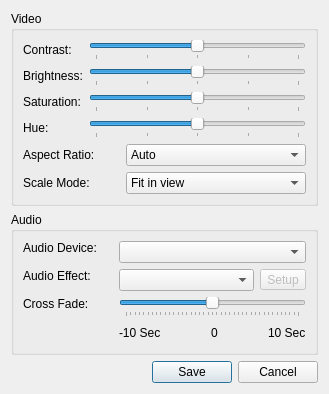
Above: quarkplayer/QuickSettingsWindow.ui from tkrotoff/QuarkPlayer before the change. Below: the same form after it.
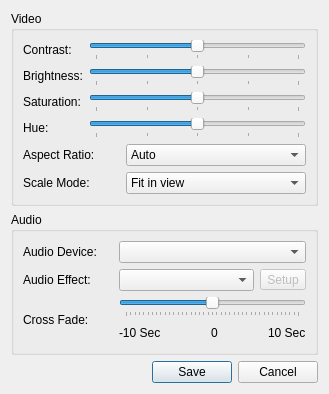
That is the form after the change. Icons and pictures are not drawn.

Commit message: QuarkPlayer: won't compile I guess (only for me), a lot of modifications inside QuarkPlayer: SettingsBrowser, icons...

Diff of the .ui file:
```diff
--- a/quarkplayer/QuickSettingsWindow.ui
+++ b/quarkplayer/QuickSettingsWindow.ui
@@ -6,7 +6,7 @@
     <x>0</x>
     <y>0</y>
     <width>329</width>
-    <height>383</height>
+    <height>391</height>
    </rect>
   </property>
   <property name="windowTitle" >
@@ -198,9 +198,6 @@
      <property name="title" >
       <string>Audio</string>
      </property>
-     <property name="flat" >
-      <bool>false</bool>
-     </property>
      <layout class="QVBoxLayout" name="verticalLayout" >
       <item>
        <layout class="QHBoxLayout" >
@@ -221,8 +218,8 @@
           <property name="text" >
            <string>Audio Device:</string>
           </property>
-          <property name="alignment" >
-           <set>Qt::AlignLeading|Qt::AlignLeft|Qt::AlignTop</set>
+          <property name="pixmap" >
+           <pixmap resource="quarkplayer.qrc" >:/icons/oxygen/16x16/devices/audio-card.png</pixmap>
           </property>
          </widget>
         </item>
@@ -257,9 +254,6 @@
           <property name="text" >
            <string>Audio Effect:</string>
           </property>
-          <property name="alignment" >
-           <set>Qt::AlignLeading|Qt::AlignLeft|Qt::AlignTop</set>
-          </property>
          </widget>
         </item>
         <item>
@@ -303,9 +297,6 @@
           <property name="text" >
            <string>Cross Fade:</string>
           </property>
-          <property name="alignment" >
-           <set>Qt::AlignLeading|Qt::AlignLeft|Qt::AlignTop</set>
-          </property>
          </widget>
         </item>
         <item>
```
Left out of the diff: 7 changed lines with no effect on the pictures. The commit also changes 215 other files.
